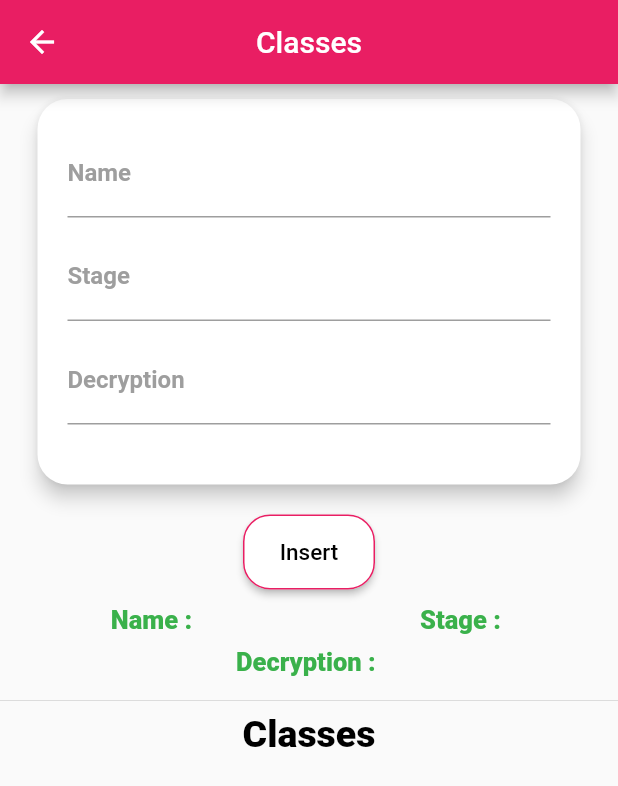
After one commit to moradnajem/students, a Flutter app: the screen it shows after launch, after a tap on "M.Classes", on a phone screen of 412 x 824 dp. The commit adds this screen. Shown: the top 786 px of the screen. Run offline on Flutter 3.47's test engine with Material 2 defaults, Android fonts, the phone set to English and light mode, and no system bars; our stand-ins replace sqflite; accounts and stored records are empty.

Commit message:
students sqflite 02

```diff
--- /dev/null
+++ b/lib/classesManual.dart
@@ -0,0 +1,301 @@
+import 'dart:math';
+import 'package:flutter/cupertino.dart';
+import 'package:flutter/material.dart';
+import 'database_helper.dart';
+
+
+class ClassesManual extends StatefulWidget {
+  @override
+  _ClassesManualState createState() => _ClassesManualState();
+}
+
+class _ClassesManualState extends State<ClassesManual> {
+
+  TextEditingController _nameController;
+  TextEditingController _stageController;
+  TextEditingController _decryptionController;
+  final GlobalKey<FormState> _formKey = GlobalKey<FormState>();
+
+
+  DatabaseHelper db = DatabaseHelper.instance;
+  Future getClasses_fu;
+
+  @override
+  void initState() {
+    // TODO: implement initState
+    super.initState();
+    _nameController = TextEditingController(text: '');
+    _stageController = TextEditingController(text: '');
+    _decryptionController = TextEditingController(text: '');
+    getClasses_fu = db.getAllClasses();
+  }
+
+
+  @override
+  void dispose() {
+    // TODO: implement dispose
+    super.dispose();
+    _nameController.dispose();
+    _stageController.dispose();
+    _decryptionController.dispose();
+  }
+
+
+  @override
+  Widget build(BuildContext context) {
+    return Scaffold(
+      appBar: AppBar(
+        title: Text('Classes'),
+        centerTitle: true,
+        backgroundColor: Colors.pink,
+      ),
+      body: SingleChildScrollView(
+        child: Column(
+          children: [
+            Form(
+              key: _formKey,
+              child: Column(
+                children: [
+                  SizedBox(height: 10.0),
+                  PhysicalModel(
+                    color: Colors.transparent,
+                    shadowColor: Colors.black87,
+                    elevation: 5,
+                    borderRadius: BorderRadius.only(
+                      topLeft: Radius.circular(20),
+                      topRight: Radius.circular(20),
+                      bottomRight: Radius.circular(20),
+                      bottomLeft: Radius.circular(20),
+                    ),
+                    child: Container(
+                      width: MediaQuery.of(context).size.width - 50,
+                      padding: EdgeInsets.only(top: 20.0,bottom: 40.0,left: 20.0,right: 20.0),
+                      decoration: BoxDecoration(
+                        color: Color(0xffffffff),
+                        borderRadius: BorderRadius.only(
+                          topLeft: Radius.circular(20),
+                          topRight: Radius.circular(20),
+                          bottomRight: Radius.circular(20),
+                          bottomLeft: Radius.circular(20),
+                        ),
+                      ),
+                      child: Column(
+                        children: <Widget>[
+                          TextFormField(
+                            onChanged: (v){
+                              setState(() {
+
+                              });
+                            },
+                            controller: _nameController,
+                            validator: validateName,
+                            keyboardType: TextInputType.name,
+                            decoration: InputDecoration(
+                              labelText: 'Name',
+                              labelStyle: TextStyle(
+                                fontWeight: FontWeight.bold,
+                                color: Colors.grey,
+                              ),
+                              focusedBorder: UnderlineInputBorder(
+                                borderSide: BorderSide(
+                                  color: Color(0xffA62D26),
+                                ),
+                              ),
+                            ),
+                          ),
+                          SizedBox(height: 10.0),
+                          TextFormField(
+                            onChanged: (v){
+                              setState(() {
+
+                              });
+                            },
+                            controller: _stageController,
+                            validator: validateStage,
+                            keyboardType: TextInputType.name,
+                            decoration: InputDecoration(
+                              labelText: 'Stage',
+                              labelStyle: TextStyle(
+                                fontWeight: FontWeight.bold,
+                                color: Colors.grey,
+                              ),
+                              focusedBorder: UnderlineInputBorder(
+                                borderSide: BorderSide(
+                                  color: Color(0xffA62D26),
+                                ),
+                              ),
+                            ),
+                          ),
+                          SizedBox(height: 10.0),
+                          TextFormField(
+                            onChanged: (v){
+                              setState(() {
+
+                              });
+                            },
+                            controller: _decryptionController,
+                            validator: validateDecryption,
+                            keyboardType: TextInputType.name,
+                            decoration: InputDecoration(
+                              labelText: 'Decryption',
+                              labelStyle: TextStyle(
+                                fontWeight: FontWeight.bold,
+                                color: Colors.grey,
+                              ),
+                              focusedBorder: UnderlineInputBorder(
+                                borderSide: BorderSide(
+                                  color: Color(0xffA62D26),
+                                ),
+                              ),
+                            ),
+                          ),
+                        ],
+                      ),
+                    ),
+                  ),
+                  SizedBox(height: 10.0),
+                ],
+              ),
+            ),
+            Row(
+              mainAxisAlignment: MainAxisAlignment.center,
+              crossAxisAlignment: CrossAxisAlignment.center,
+              children: [
+                Container(
+                  margin: EdgeInsets.all(10),
+                  height: 50.0,
+                  child: RaisedButton(
+                    shape: RoundedRectangleBorder(
+                        borderRadius: BorderRadius.circular(18.0),
+                        side: BorderSide(color: Colors.pink,)),
+                    onPressed: (){
+                      if(_formKey.currentState.validate()){
+                      Map<String, dynamic> map = {
+                        'name' : _nameController.text,
+                        'stage' : _stageController.text,
+                        'decryption' : _decryptionController.text
+                      };
+                      db.insertToClasses(map).whenComplete(()async{
+                        setState(() {
+                          _nameController.text = '';
+                          _stageController.text = '';
+                          _decryptionController.text = '';
+                          getClasses_fu = db.getAllClasses();
+                        });
+                      });
+                    }
+                   },
+                    padding: EdgeInsets.all(10.0),
+                    color: Colors.white,
+                    textColor: Colors.black,
+                    child: Text("Insert",
+                        style: TextStyle(fontSize: 15)),
+                  ),
+                ),
+              ],
+            ),
+            Row(
+              mainAxisAlignment: MainAxisAlignment.spaceAround,
+              crossAxisAlignment: CrossAxisAlignment.center,
+              children: [
+                Row(
+                  children: [
+                    Text('Name : ',style: TextStyle(color: Color(0xff3AB14B),fontSize: 17,fontWeight: FontWeight.w900),),
+                    Text('${_nameController.text}',style: TextStyle(color: Colors.pink,fontSize: 17,)),
+                  ],
+                ),
+                Row(
+                  children: [
+                    Text('Stage : ',style: TextStyle(color: Color(0xff3AB14B),fontSize: 17,fontWeight: FontWeight.w900),),
+                    Text('${_stageController.text}',style: TextStyle(color: Colors.pink,fontSize: 17,)),
+                  ],
+                ),
+              ],
+            ),
+            Padding(
+              padding: const EdgeInsets.all(8.0),
+              child: Row(
+                mainAxisAlignment: MainAxisAlignment.center,
+                crossAxisAlignment: CrossAxisAlignment.start,
+                children: [
+                  Text('Decryption : ',style: TextStyle(color: Color(0xff3AB14B),fontSize: 17,fontWeight: FontWeight.w900),),
+                  Flexible(child: Text('${_decryptionController.text}',style: TextStyle(color: Colors.pink,fontSize: 17,))),
+                ],
+              ),
+            ),
+
+            Divider(),
+            Text('Classes',style: TextStyle(color: Colors.black,fontSize: 25,fontWeight: FontWeight.w900),),
+            FutureBuilder(
+                future: getClasses_fu,
+                builder: (_,snap){
+                  if(snap.hasData){
+                    return ListView.builder(
+                        itemCount: snap.data.length,
+                        physics: NeverScrollableScrollPhysics(),
+                        shrinkWrap: true,
+                        itemBuilder: (_,i){
+                          return Card(
+                            child: Container(
+                              height: 150,
+                              child: Column(
+                                children: [
+                                  ListTile(
+                                    title: Text('Name : ${snap.data[i]["name"]}'),
+                                    subtitle: Text('ID : ${snap.data[i]["id"]} / Stage : ${snap.data[i]["stage"]}'),
+                                    trailing: IconButton(icon: Icon(Icons.delete_forever,color: Colors.red,), onPressed: (){
+                                      db.deleteClasses(id: snap.data[i]["id"]).whenComplete((){
+                                        setState(() {
+                                          getClasses_fu = db.getAllClasses();
+                                        });
+                                      });
+                                    }),
+                                  ),
+                                  Divider(),
+                                  Padding(
+                                    padding: const EdgeInsets.all(8.0),
+                                    child: Row(
+                                      mainAxisAlignment: MainAxisAlignment.center,
+                                      crossAxisAlignment: CrossAxisAlignment.start,
+                                      children: [
+                                        Flexible(child: Text('${snap.data[i]["decryption"]}',style: TextStyle(color: Colors.pink,fontSize: 17,))),
+                                      ],
+                                    ),
+                                  ),
+                                ],
+                              ),
+                            ),
+                          );
+                        });
+                  }else{
+                    return Text('No Data In Classes');
+                  }
+                })
+          ],
+        ),
+      ),
+    );
+  }
+
+
+  String validateName(String value) {
+    if (value.length < 3)
+      return 'error name';
+    else
+      return null;
+  }
+  String validateStage(String value) {
+    if (value.length < 3)
+      return 'error stage';
+    else
+      return null;
+  }
+
+  String validateDecryption(String value) {
+    if (value.length < 10)
+      return 'error decryption';
+    else
+      return null;
+  }
+
+}
--- a/lib/main.dart
+++ b/lib/main.dart
@@ -1,6 +1,8 @@
 import 'package:flutter/material.dart';
 import 'Students.dart';
+import 'StudentsManual.dart';
 import 'classes.dart';
+import 'classesManual.dart';
 import 'classes_students.dart';
 import 'database_helper.dart';
 
@@ -50,6 +52,27 @@ class _MyHomePageState extends State<MyHomePage> {
           mainAxisAlignment: MainAxisAlignment.center,
           crossAxisAlignment: CrossAxisAlignment.center,
           children: [
+            Row(
+              mainAxisAlignment: MainAxisAlignment.center,
+              crossAxisAlignment: CrossAxisAlignment.center,
+              children: [
+                Container(
+                  margin: EdgeInsets.all(10),
+                  height: 50.0,
+                  child: RaisedButton(
+                    shape: RoundedRectangleBorder(
+                        borderRadius: BorderRadius.circular(18.0),
+                        side: BorderSide(color: Colors.pink,)),
+                    onPressed: () {
+                      Navigator.of(context).push(PageRouteBuilder(opaque: true,pageBuilder: (BuildContext context, _, __) => StudentsManual()));
+                    },
+                    padding: EdgeInsets.all(10.0),
+                    color: Colors.white,
+                    textColor: Colors.black,
+                    child: Text("M.Students",
+                        style: TextStyle(fontSize: 15)),
+                  ),
+                ),
                 Container(
                   margin: EdgeInsets.all(10),
                   height: 50.0,
@@ -63,7 +86,30 @@ class _MyHomePageState extends State<MyHomePage> {
                     padding: EdgeInsets.all(10.0),
                     color: Colors.white,
                     textColor: Colors.black,
-                child: Text("Insert To Students",
+                    child: Text("A.Students",
+                        style: TextStyle(fontSize: 15)),
+                  ),
+                ),
+              ],
+            ),
+            Row(
+              mainAxisAlignment: MainAxisAlignment.center,
+              crossAxisAlignment: CrossAxisAlignment.center,
+              children: [
+                Container(
+                  margin: EdgeInsets.all(10),
+                  height: 50.0,
+                  child: RaisedButton(
+                    shape: RoundedRectangleBorder(
+                        borderRadius: BorderRadius.circular(18.0),
+                        side: BorderSide(color: Colors.pink,)),
+                    onPressed: () {
+                      Navigator.of(context).push(PageRouteBuilder(opaque: true,pageBuilder: (BuildContext context, _, __) => ClassesManual()));
+                    },
+                    padding: EdgeInsets.all(10.0),
+                    color: Colors.white,
+                    textColor: Colors.black,
+                    child: Text("M.Classes",
                         style: TextStyle(fontSize: 15)),
                   ),
                 ),
@@ -80,9 +126,11 @@ class _MyHomePageState extends State<MyHomePage> {
                     padding: EdgeInsets.all(10.0),
                     color: Colors.white,
                     textColor: Colors.black,
-                child: Text("Insert To Classes",
+                    child: Text("A.Classes",
                         style: TextStyle(fontSize: 15)),
                   ),
+                ),
+              ],
             ),
             Container(
               margin: EdgeInsets.all(10),
```
Also changed, not shown: lib/StudentsManual.dart (added, +238 -0 lines). Lines whose indentation alone changed are shown as unchanged.
